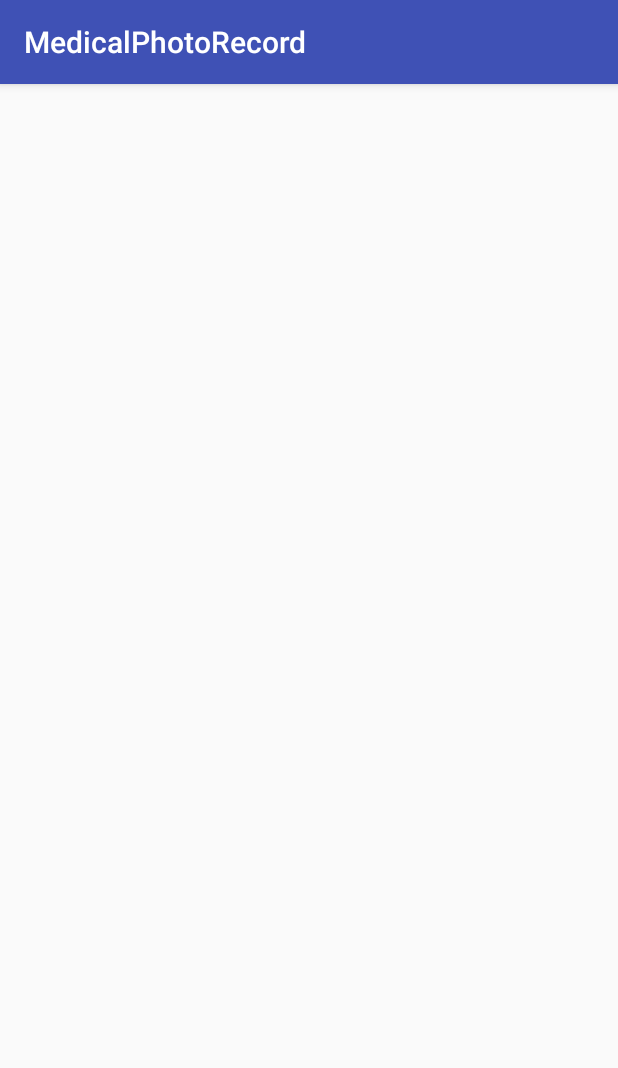
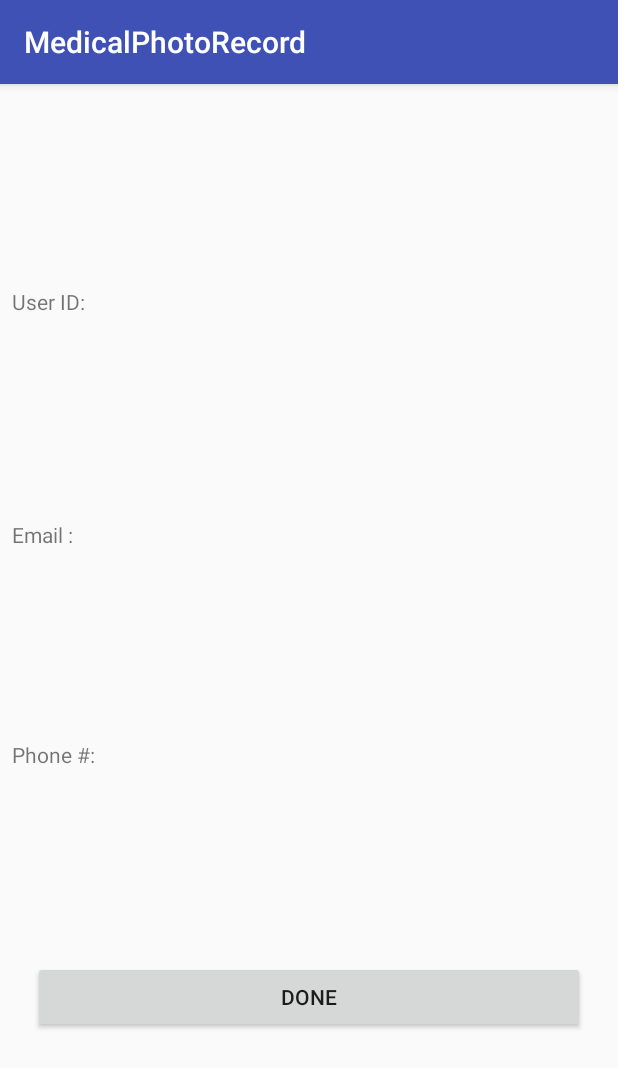
Before and after one commit to CMPUT301F18T20/MedicalPhotoRecord, an Android app: the ViewUserActivity screen opened directly, with no data from a screen before it, on a phone screen of 412 x 824 dp. Shown: the top 1068 px of the screen. Run offline under Robolectric (Android 15) with nearby library versions, the phone set to English and light mode, and no system bars; 6 statements that could not run were skipped.

Commit message:
Added the activity definition

```diff
--- a/app/src/main/java/Activities/ViewUserActivity.java
+++ b/app/src/main/java/Activities/ViewUserActivity.java
@@ -1,13 +1,42 @@
 package Activities;
+import android.content.Intent;
 import android.support.v7.app.AppCompatActivity;
 import android.os.Bundle;
+import android.view.View;
+import android.widget.Button;
+import android.widget.EditText;
 
 import com.cmput301f18t20.medicalphotorecord.R;
+import com.cmput301f18t20.medicalphotorecord.User;
 
 public class ViewUserActivity extends AppCompatActivity {
+    private EditText UserIDBox,
+            EmailBox,
+            PhoneBox;
+
+    //TODO make these extra tags a global setting
+    public static final String
+            UserIDExtra = "UserID",
+            EmailExtra = "Email",
+            PhoneExtra = "Phone";
+
     @Override
     protected void onCreate(Bundle savedInstanceState) {
         super.onCreate(savedInstanceState);
         setContentView(R.layout.activity_view_user);
+
+        UserIDBox = findViewById(R.id.UserIDBox);
+        EmailBox = findViewById(R.id.EmailBox);
+        PhoneBox = findViewById(R.id.PhoneBox);
+
+        Intent intent = getIntent();
+
+        UserIDBox.setText(intent.getStringExtra(UserIDExtra));
+        EmailBox.setText(intent.getStringExtra(EmailExtra));
+        PhoneBox.setText(intent.getStringExtra(PhoneExtra));
+    }
+
+    public void onBackClick(View v) {
+        finish();
     }
 }
--- a/app/src/main/res/layout/activity_view_user.xml
+++ b/app/src/main/res/layout/activity_view_user.xml
@@ -7,4 +7,79 @@
     tools:context="Activities.ViewUserActivity">
 
 
- </android.support.constraint.ConstraintLayout>
+ <TextView
+     android:id="@+id/UserIDBox"
+     android:layout_width="302dp"
+     android:layout_height="wrap_content"
+     android:layout_marginBottom="8dp"
+     android:layout_marginStart="8dp"
+     android:layout_marginTop="8dp"
+     app:layout_constraintBottom_toTopOf="@+id/EmailBox"
+     app:layout_constraintStart_toEndOf="@+id/UserIDIdentifierTextView"
+     app:layout_constraintTop_toTopOf="parent" />
+
+ <TextView
+     android:id="@+id/EmailBox"
+     android:layout_width="302dp"
+     android:layout_height="wrap_content"
+     android:layout_marginStart="8dp"
+     app:layout_constraintBottom_toTopOf="@+id/PhoneBox"
+     app:layout_constraintStart_toEndOf="@+id/EmailIdentifierTextView"
+     app:layout_constraintTop_toBottomOf="@+id/UserIDBox" />
+
+ <TextView
+     android:id="@+id/PhoneBox"
+     android:layout_width="302dp"
+     android:layout_height="wrap_content"
+     android:layout_marginStart="8dp"
+     app:layout_constraintBottom_toTopOf="@+id/backButton"
+     app:layout_constraintStart_toEndOf="@+id/PhoneIdentifierTextView"
+     app:layout_constraintTop_toBottomOf="@+id/EmailBox" />
+
+ <TextView
+     android:id="@+id/UserIDIdentifierTextView"
+     android:layout_width="wrap_content"
+     android:layout_height="wrap_content"
+     android:layout_marginEnd="8dp"
+     android:layout_marginStart="8dp"
+     android:text="@string/UserIDIdentifierText"
+     app:layout_constraintBaseline_toBaselineOf="@+id/UserIDBox"
+     app:layout_constraintEnd_toStartOf="@+id/UserIDBox"
+     app:layout_constraintStart_toStartOf="parent" />
+
+ <TextView
+     android:id="@+id/EmailIdentifierTextView"
+     android:layout_width="wrap_content"
+     android:layout_height="wrap_content"
+     android:layout_marginEnd="8dp"
+     android:layout_marginStart="8dp"
+     android:text="@string/EmailIdentifierText"
+     app:layout_constraintBaseline_toBaselineOf="@+id/EmailBox"
+     app:layout_constraintEnd_toStartOf="@+id/EmailBox"
+     app:layout_constraintStart_toStartOf="parent" />
+
+ <TextView
+     android:id="@+id/PhoneIdentifierTextView"
+     android:layout_width="wrap_content"
+     android:layout_height="wrap_content"
+     android:layout_marginEnd="8dp"
+     android:layout_marginStart="8dp"
+     android:text="@string/PhoneIdentifierText"
+     app:layout_constraintBaseline_toBaselineOf="@+id/PhoneBox"
+     app:layout_constraintEnd_toStartOf="@+id/PhoneBox"
+     app:layout_constraintStart_toStartOf="parent" />
+
+ <Button
+     android:id="@+id/backButton"
+     android:layout_width="368dp"
+     android:layout_height="wrap_content"
+     android:layout_marginBottom="8dp"
+     android:layout_marginEnd="8dp"
+     android:layout_marginStart="8dp"
+     android:onClick="onBackClick"
+     android:text="@string/back"
+     app:layout_constraintBottom_toBottomOf="parent"
+     app:layout_constraintEnd_toEndOf="parent"
+     app:layout_constraintStart_toStartOf="parent"
+     app:layout_constraintTop_toBottomOf="@+id/PhoneBox" />
+</android.support.constraint.ConstraintLayout>
--- a/app/src/main/res/values/strings.xml
+++ b/app/src/main/res/values/strings.xml
@@ -13,5 +13,6 @@
     <string name="save">Save</string>
     <string name="email">Email</string>
     <string name="phone">Phone</string>
+    <string name="back">Done</string>
 
 </resources>
```
